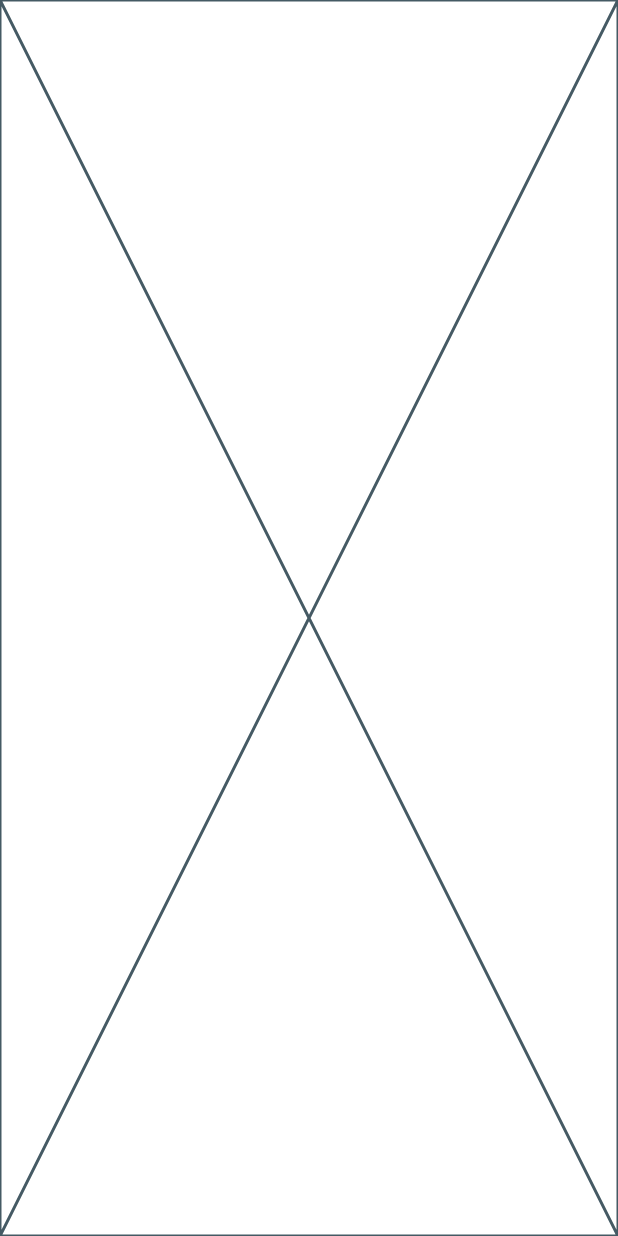
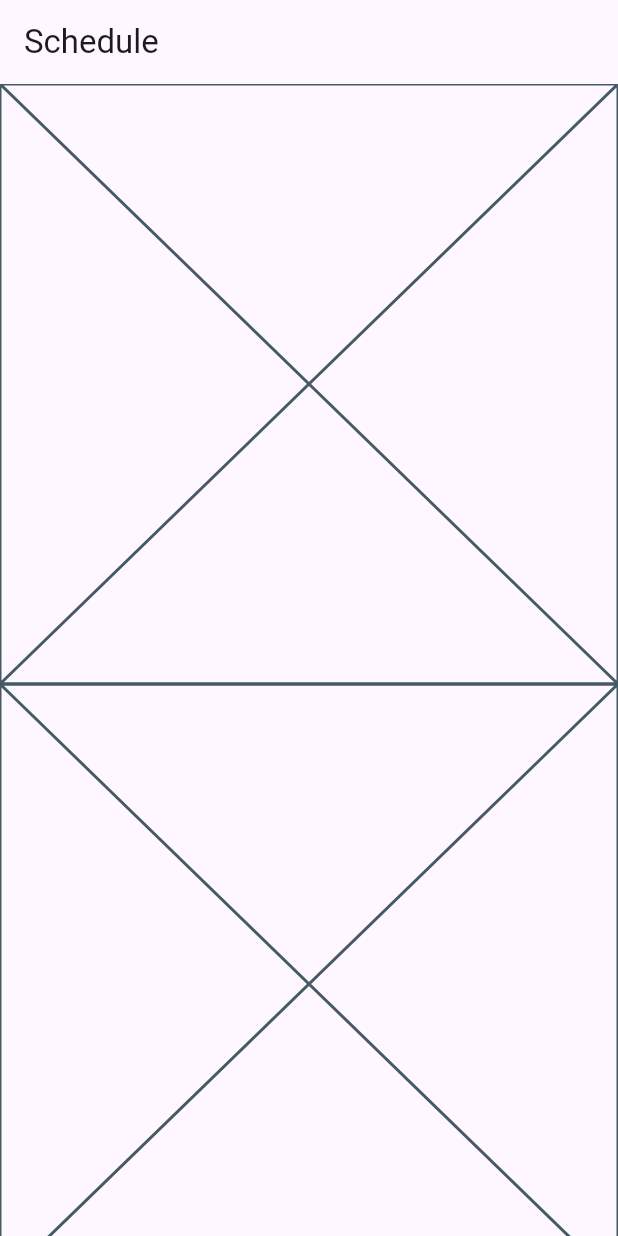
Before and after one commit to frihett/TodoListForProject, a Flutter app: the screen it shows after launch, on a phone screen of 412 x 824 dp. Run offline on Flutter 3.47's test engine with Material 3 defaults, Android fonts, the phone set to English and light mode, and no system bars; our stand-ins replace get.

Commit message:
feat: 섹션추가, 스크롤뷰 추가
SinglechildScrollView, ScheduleSection 추가

```diff
--- a/lib/pages/schedule_list_page.dart
+++ b/lib/pages/schedule_list_page.dart
@@ -1,10 +1,25 @@
 import 'package:flutter/material.dart';
+import 'package:todo_list_for_project_1/widgets/schedule_section.dart';
 
 class ScheduleListPage extends StatelessWidget {
   const ScheduleListPage({super.key});
 
   @override
   Widget build(BuildContext context) {
-    return const Placeholder();
+    return Scaffold(
+      appBar: AppBar(
+        title: Text('Schedule'),
+      ),
+      body: SingleChildScrollView(
+        child: Column(
+          children: [
+            ScheduleSection(),
+            ScheduleSection(),
+            ScheduleSection(),
+            ScheduleSection()
+          ],
+        ),
+      ),
+    );
   }
 }
```
